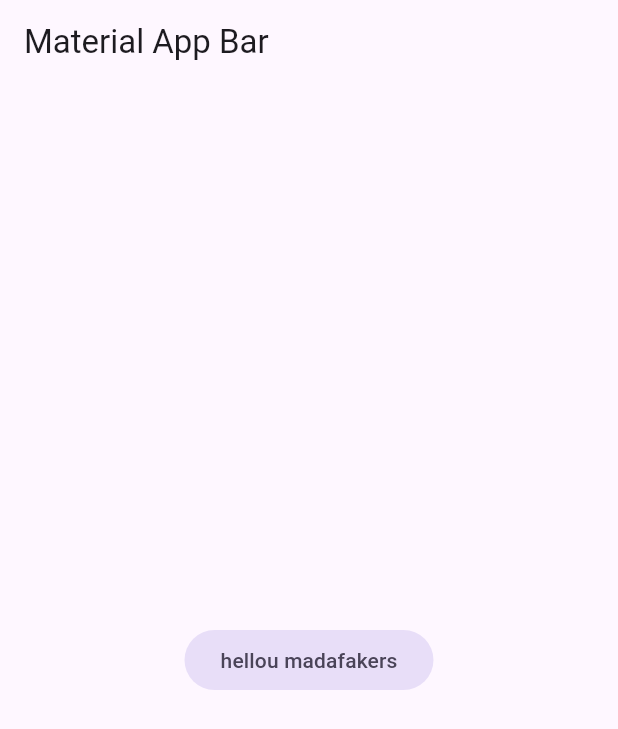
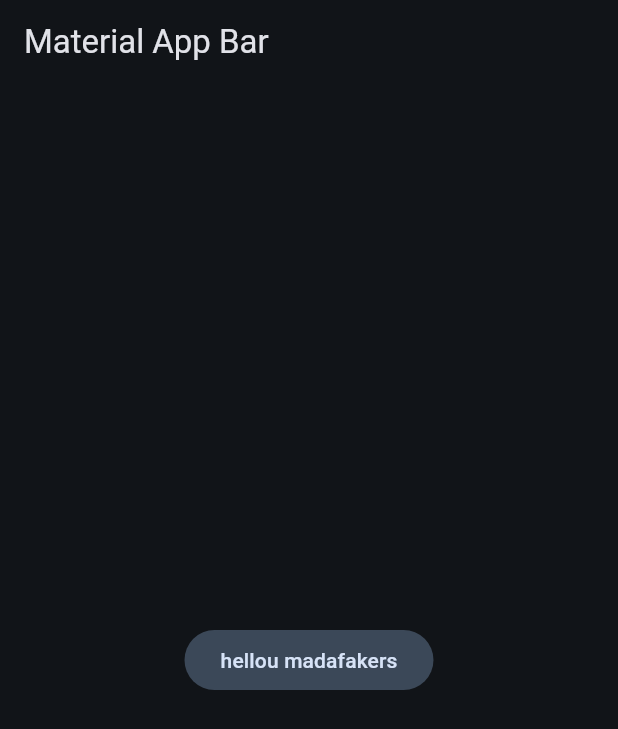
Before and after one commit to josebuen099/flutter--intro, a Flutter app: the screen it shows after launch, on a phone screen of 412 x 824 dp. Shown: the top 729 px of the screen. Run offline on Flutter 3.47's test engine with Material 3 defaults, Android fonts, the phone set to English and light mode, and no system bars.

Commit message:
se crea la estructura para utlizar diferentes temas dentro de la app.

```diff
--- /dev/null
+++ b/prueba/jbmensaje/lib/config/themes/themes_customs.dart
@@ -0,0 +1,37 @@
+import 'package:flutter/material.dart';
+
+const Color _colorCustom = Color(0XFF493456);
+const List<Color> _colorThemes=[
+  _colorCustom,
+  Colors.black,
+  Colors.blue,
+  Colors.yellow,
+  Colors.orange,
+  Colors.red,
+  Colors.pink,
+  Colors.green,
+
+
+
+];
+
+class ThemesCustoms{
+  final int selectColor;
+
+  ThemesCustoms({this.selectColor=0})
+  :assert(selectColor>=0 && selectColor<=_colorThemes.length,'color no permitido' );
+  ThemeData theme(){
+
+    return ThemeData(
+      colorSchemeSeed: _colorThemes[selectColor],
+      brightness: Brightness.dark,
+
+
+
+    );
+  }
+
+
+
+
+}
--- a/prueba/jbmensaje/lib/main.dart
+++ b/prueba/jbmensaje/lib/main.dart
@@ -1,4 +1,6 @@
 import 'package:flutter/material.dart';
+import 'package:jbmensaje/config/themes/Themes_customs.dart';
+
 
 void main() => runApp(const MyApp());
 
@@ -10,6 +12,7 @@ class MyApp extends StatelessWidget {
     return MaterialApp(
       debugShowCheckedModeBanner: false,
       title: 'Material App',
+      theme: ThemesCustoms(selectColor: 2).theme(),
       home: Scaffold(
         appBar: AppBar(
           title: const Text('Material App Bar'),
```
